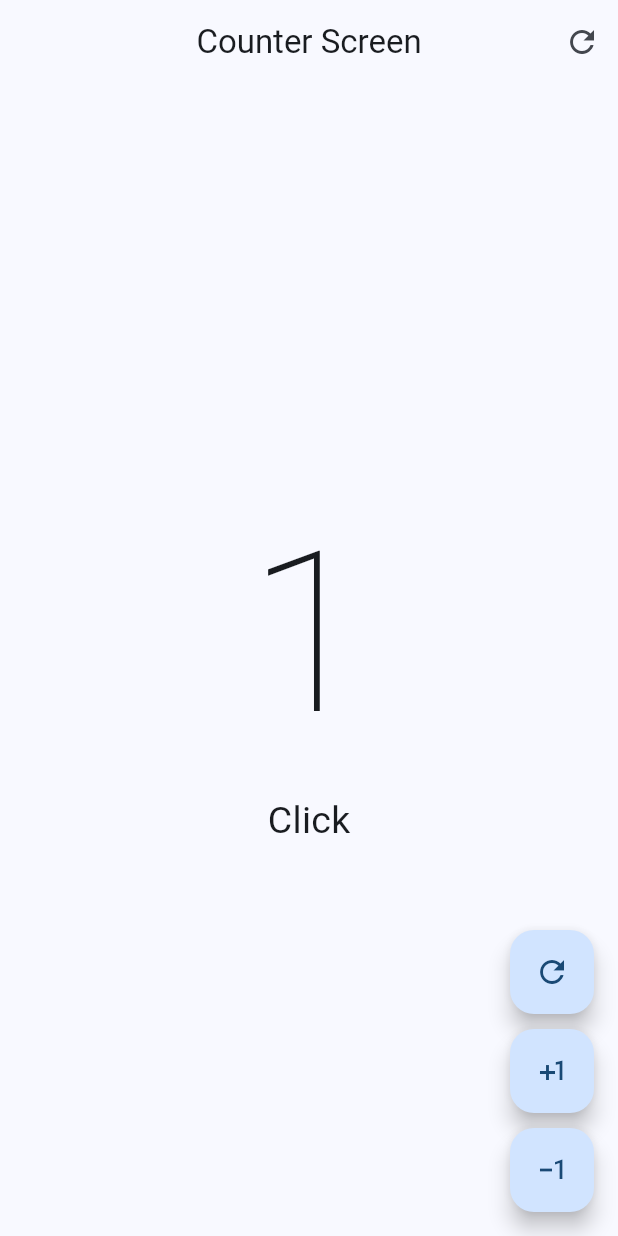
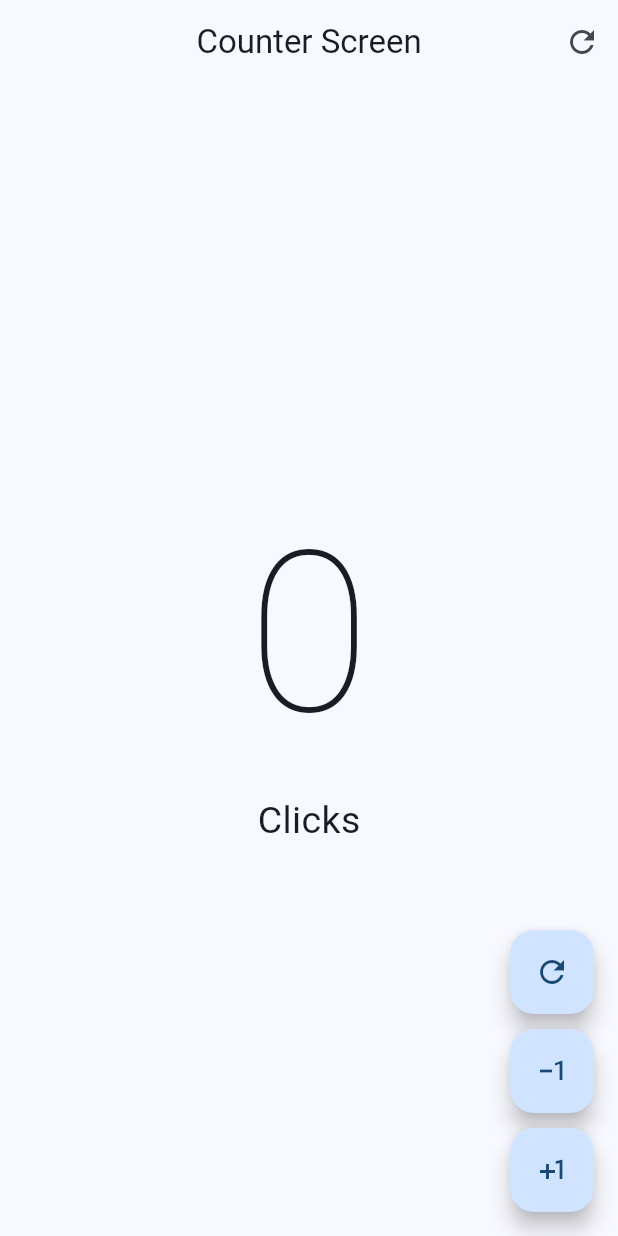
Before and after one commit to bastndev/Class_Flutter, a Flutter app: the screen it shows after launch, after a tap on the "plus one" icon, on a phone screen of 412 x 824 dp. Run offline on Flutter 3.47's test engine with Material 3 defaults, Android fonts, the phone set to English and light mode, and no system bars.

Commit message:
refactor: Refactor CounterScreen floating action buttons
- Replaced individual floating action buttons with a custom button widget
- Updated the CounterScreenState to use the new custom button widget

```diff
--- a/class_1/lib/presentation/screens/counter/counter_screen.dart
+++ b/class_1/lib/presentation/screens/counter/counter_screen.dart
@@ -39,38 +39,34 @@ class _CounterScreenState extends State<CounterScreen> {
           ],
         ),
       ),
-      floatingActionButton: Column(
+      floatingActionButton:  const Column(
         mainAxisAlignment: MainAxisAlignment.end,
         children: [
-          FloatingActionButton(
-            onPressed: () {
-              setState(() {
-                number = 0;
-              });
-            },
-            child: const Icon(Icons.refresh),
-          ),
-          const SizedBox(height: 10),
-          FloatingActionButton(
-            onPressed: () {
-              setState(() {
-                number++;
-              });
-            },
-            child: const Icon(Icons.plus_one),
-          ),
-          const SizedBox(height: 10),
-          FloatingActionButton(
-            onPressed: () {
-              if (number == 0) return;
-              setState(() {
-                number--;
-              });
-            },
-            child: const Icon(Icons.exposure_minus_1),
-          ),
+          CustomButton(icon: Icons.refresh),
+          SizedBox(height: 10),
+          CustomButton(icon: Icons.exposure_minus_1),
+          SizedBox(height: 10),
+          CustomButton(icon: Icons.plus_one,),
         ],
       ),
     );
   }
 }
+
+// --- -- --- 3 buttons in bottom
+class CustomButton extends StatelessWidget {
+  final IconData icon;
+
+  const CustomButton({
+    super.key,
+    required this.icon,
+  });
+
+  @override
+  Widget build(BuildContext context) {
+    return FloatingActionButton(
+      onPressed: () {},
+      child: Icon(icon),
+    );
+  }
+}
```
